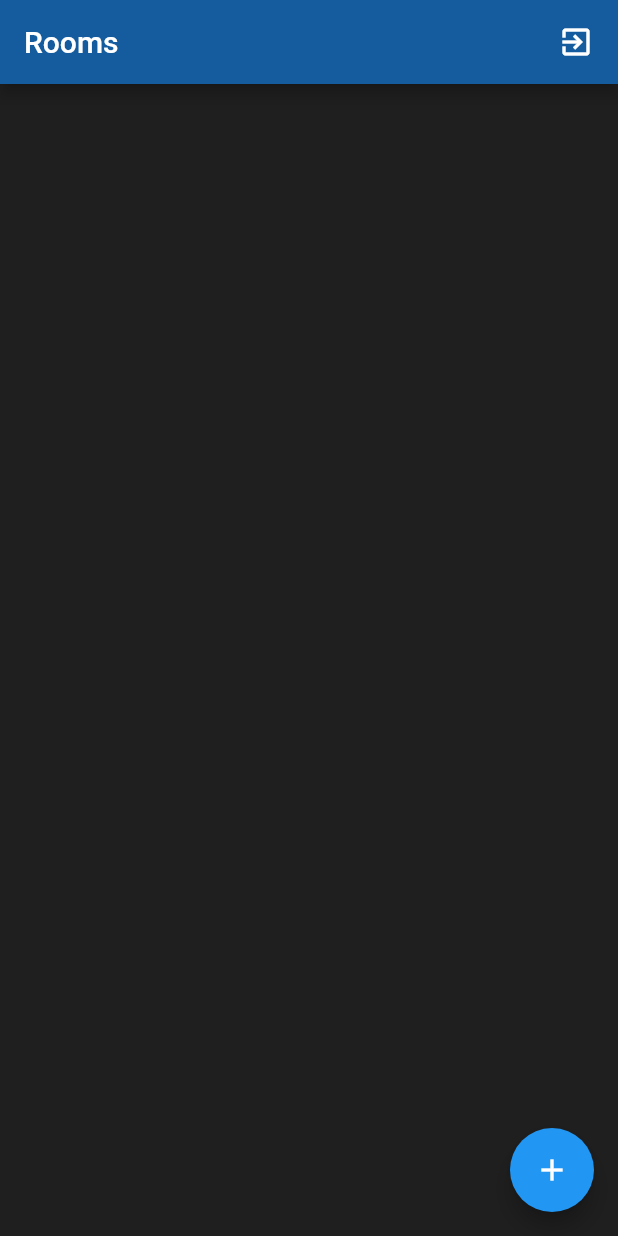
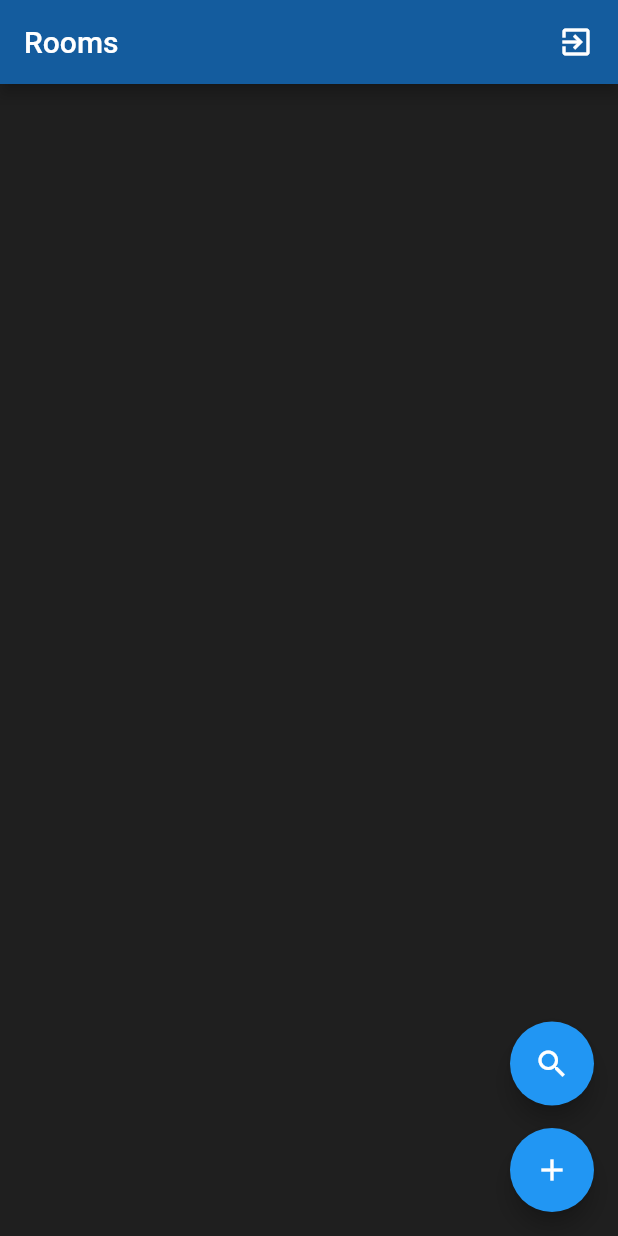
Before and after one commit to wsacha/TaskManager, a Flutter app: the HomeRoom screen opened directly, on a phone screen of 412 x 824 dp. Run offline on Flutter 3.47's test engine with Material 2 defaults, Android fonts, the phone set to English and light mode, and no system bars; our stand-ins replace cloud_firestore, firebase_auth, firebase_core, shared_preferences; accounts and stored records are empty.

Commit message:
Added space between ListTile, new FloatingActionButton

```diff
--- a/lib/views/addroom_screen.dart
+++ b/lib/views/addroom_screen.dart
@@ -31,6 +31,8 @@ class _AddRoomState extends State<AddRoom> {
           participants: [userName]);
 
       databaseMethods.addRoomToDb(room);
+
+      Navigator.pop(context);
     }
   }
 
--- a/lib/views/home.dart
+++ b/lib/views/home.dart
@@ -64,8 +64,12 @@ class _HomeRoomState extends State<HomeRoom> {
             child: ListView(
                 padding: EdgeInsets.all(12),
                 children: snapshot.data.docs.map((DocumentSnapshot doc) {
-                  return ListTile(
-                    tileColor: Colors.blue[400],
+                  return Card(
+                    child: ListTile(
+                      onTap: () {
+                        print(doc.data()["id"]);
+                      },
+                      tileColor: Colors.lightBlue[300],
                       title: Text(doc.data()["roomTitle"] ?? "title"),
                       subtitle: Text(doc.data()["description"] ?? "no data"),
                       trailing: Icon(
@@ -73,12 +77,25 @@ class _HomeRoomState extends State<HomeRoom> {
                         size: 30,
                         color: Colors.white,
                       ),
+                    ),
                   );
                 }).toList()),
           );
         },
       ),
-      floatingActionButton: FloatingActionButton(
+      floatingActionButton: Column(
+        mainAxisAlignment: MainAxisAlignment.end,
+        children: [
+          FloatingActionButton(
+            heroTag: "btn1",
+            child: Icon(Icons.search),
+            onPressed: () {},
+          ),
+          SizedBox(
+            height: 15,
+          ),
+          FloatingActionButton(
+            heroTag: "btn2",
             child: Icon(Icons.add),
             onPressed: () {
               var state = Provider.of<UserDataModel>(context, listen: false);
@@ -86,6 +103,8 @@ class _HomeRoomState extends State<HomeRoom> {
               Navigator.push(context, MaterialPageRoute(builder: (context) => AddRoom()));
             },
           ),
+        ],
+      ),
     );
   }
 
```
Lines whose indentation alone changed are shown as unchanged.
